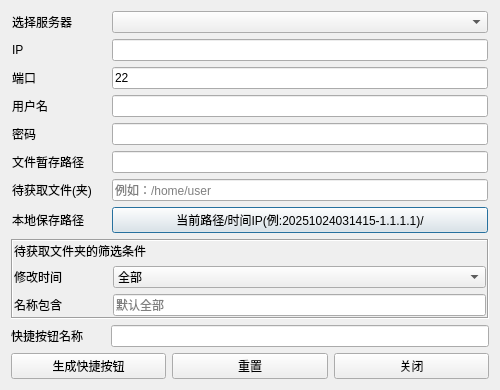
xingqi-git/OneClick, file UI/get_files_dlg.ui: the form before one commit.
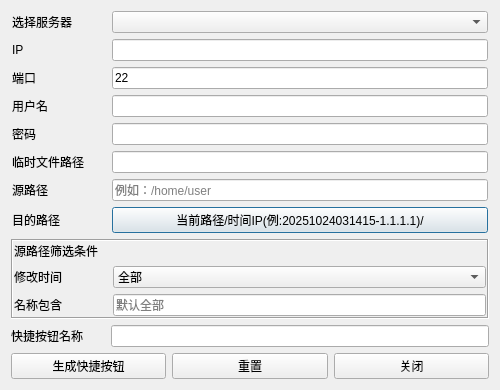
The form after the commit.

Commit message:
丰富了发送文件功能
1.支持批量发送
2.增加了筛选条件

What changed in the file:
```diff
--- a/UI/get_files_dlg.ui
+++ b/UI/get_files_dlg.ui
@@ -91,7 +91,7 @@
      <item row="5" column="0">
       <widget class="QLabel" name="label_workdir">
        <property name="text">
-        <string>文件暂存路径</string>
+        <string>临时文件路径</string>
        </property>
       </widget>
      </item>
@@ -102,14 +102,14 @@
      <item row="6" column="0">
       <widget class="QLabel" name="label_7">
        <property name="text">
-        <string>待获取文件(夹)</string>
+        <string>源路径</string>
        </property>
       </widget>
      </item>
      <item row="7" column="0">
       <widget class="QLabel" name="label_10">
        <property name="text">
-        <string>本地保存路径</string>
+        <string>目的路径</string>
        </property>
       </widget>
      </item>
@@ -206,7 +206,7 @@
       <item row="0" column="0" colspan="2">
        <widget class="QLabel" name="label_12">
         <property name="text">
-         <string>待获取文件夹的筛选条件</string>
+         <string>源路径筛选条件</string>
         </property>
        </widget>
       </item>
```
Left out of the diff: 15 changed lines with no effect on the pictures. The commit also changes 17 other files.
